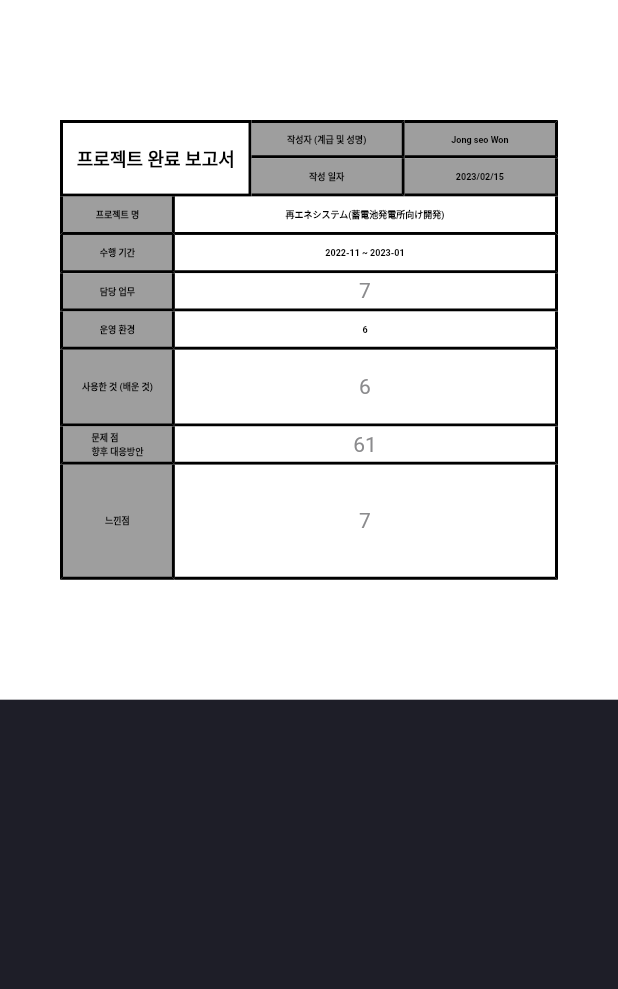
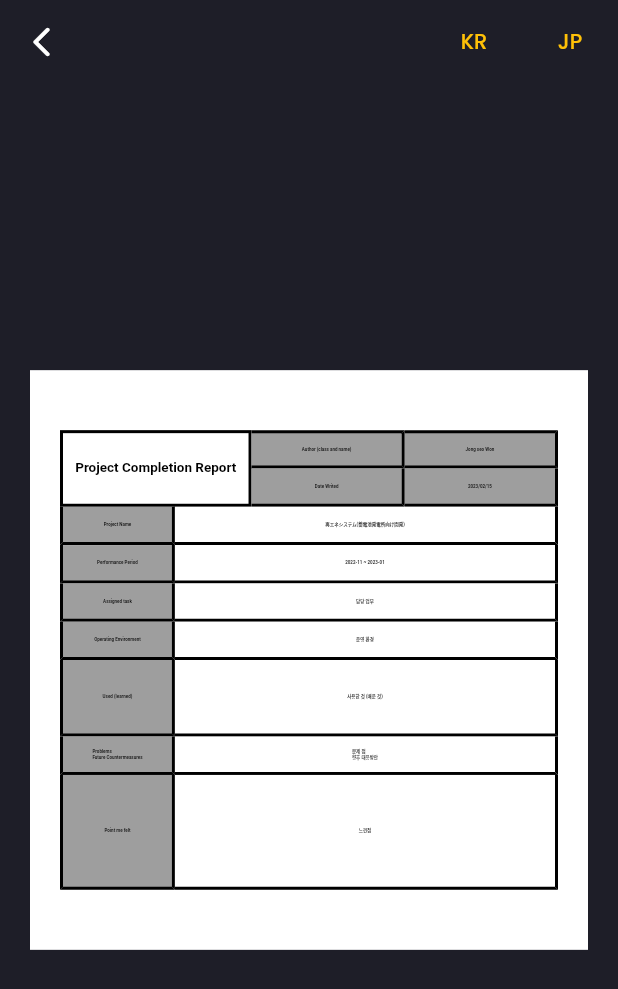
Before and after one commit to wonjongseo/me, a Flutter app: the ReportSceen screen opened by its route, on a phone screen of 412 x 824 dp. Shown: the top 989 px of the screen. Run offline on Flutter 3.47's test engine with Material 2 defaults, Android fonts, the phone set to English and light mode, and no system bars; our stand-ins replace animated_text_kit, carousel_slider, flutter_svg, get, google_fonts.

Commit message:
responsive report

```diff
--- a/lib/models/languages.dart
+++ b/lib/models/languages.dart
@@ -9,11 +9,18 @@ class Languagues extends Translations {
           'description': '설명',
           'corporation_project': '회사 프로젝트',
           'read_more': '더보기',
+
           'project_completion_report': '프로젝트 완료 보고서',
+          'author': '작성자 (계급 및 성명)',
+          'date_writed': '작성 일자',
           'project_name': '프로젝트 명',
-          'project_period': '수행 기간',
-          'project_assigned_task': '담당 업무',
-          'project_assigned_task': '운영 환경',
+
+          'performance_period': '수행 기간',
+          'assigned_task': '담당 업무',
+          'operating_environment': '운영 환경',
+          'used_learned': '사용한 것 (배운 것)',
+          'problems_future_countermeasures': '문제점\n향후 대응방안',
+          'point_me_felt': '느낀점',
 
           'programmer_name': '원종서',
           'programmer_city': '도쿄',
@@ -73,7 +80,18 @@ class Languagues extends Translations {
           'description': '説明',
           'corporation_project': '`会社のプロジェクト',
           'read_more': 'もっとみる',
+
           'project_completion_report': 'プロジェクト完了レポート',
+          'project_name': 'プロジェクト名',
+          'performance_period': '遂行期間',
+          'author': '作成者(階級及び氏名)',
+          'date_writed': '作成日付',
+
+          'assigned_task': '担当業務',
+          'operating_environment': '運営環境',
+          'used_learned': '使ったこと（習った）',
+          'problems_future_countermeasures': '問題点\n今後の対応策',
+          'point_me_felt': '感じた点',
 
           'programmer_name': 'ウォンジョンソ',
           'programmer_city': '東京',
@@ -142,6 +160,16 @@ class Languagues extends Translations {
           'read_more': 'Read More',
 
           'project_completion_report': 'Project Completion Report',
+          'author': 'Author (class and name)',
+          'date_writed': 'Date Writed',
+          'project_name': 'Project Name',
+          'performance_period': 'Performance Period',
+          'assigned_task': 'Assigned task',
+          'operating_environment': 'Operating Environment',
+          'used_learned': 'Used (learned)',
+          'problems_future_countermeasures': 'Problems\nFuture Countermeasures',
+          'point_me_felt': 'Point me felt',
+
           'programmer_name': 'Jong seo Won',
           'programmer_city': 'Tokyo',
           'programmer_residence': 'Japan',
--- a/lib/screens/home/components/corporation/corporation_projects.dart
+++ b/lib/screens/home/components/corporation/corporation_projects.dart
@@ -2,6 +2,7 @@ import 'package:flutter/material.dart';
 import 'package:wonjongseo/components/animated_counter.dart';
 import 'package:wonjongseo/constants.dart';
 import 'package:wonjongseo/models/CorporationProjects.dart';
+import 'package:wonjongseo/responsive.dart';
 import 'package:wonjongseo/screens/home/components/high_light/high_light.dart';
 import 'package:wonjongseo/screens/report/report_screen.dart';
 import 'package:wonjongseo/utils/dialog.dart';
@@ -53,19 +54,7 @@ class CorporationProjectCard extends StatelessWidget {
   final Corporation corporationProject;
   @override
   Widget build(BuildContext context) {
-    return InkWell(
-      onTap: () {
-        openProjectDialog(context, corporationProject,
-            actions: [
-              IconButton(
-                  onPressed: () {
-                    Get.back();
-                  },
-                  icon: const Icon(Icons.arrow_back_ios))
-            ],
-            child: ReportSceen(corporation: corporationProject));
-      },
-      child: Container(
+    return Container(
       width: 350,
       padding: const EdgeInsets.all(defaultPadding),
       color: secondaryColor,
@@ -83,9 +72,27 @@ class CorporationProjectCard extends StatelessWidget {
             maxLines: 4,
             style: const TextStyle(height: 1.5),
             overflow: TextOverflow.ellipsis,
-            )
+          ),
+          const SizedBox(height: defaultPadding),
+          TextButton(
+              onPressed: () {
+                openProjectDialog(context, corporationProject,
+                    actions: [
+                      IconButton(
+                          onPressed: () {
+                            Get.back();
+                          },
+                          icon: const Icon(Icons.arrow_back_ios))
                     ],
-        ),
+                    child: ReportSceen(
+                      corporation: corporationProject,
+                    ));
+              },
+              child: const Text(
+                'Read Report >>',
+                style: TextStyle(color: primaryColor),
+              ))
+        ],
       ),
     );
   }
--- a/lib/screens/report/report_screen.dart
+++ b/lib/screens/report/report_screen.dart
@@ -10,23 +10,38 @@ import 'package:wonjongseo/screens/company/company_screen.dart';
 import 'package:wonjongseo/screens/main/main_screen.dart';
 import 'package:flutter_staggered_grid_view/flutter_staggered_grid_view.dart';
 import 'package:wonjongseo/screens/report/components/setting_card.dart';
+import 'package:get/get.dart';
 
 const String REPORT_PATH = '/report';
 
 class ReportSceen extends StatelessWidget {
-  const ReportSceen({super.key, required this.corporation});
+  const ReportSceen({required this.corporation});
 
   final Corporation corporation;
-
   @override
   Widget build(BuildContext context) {
     EdgeInsets paddingValue = Responsive.isDesktop(context)
         ? const EdgeInsets.symmetric(
             horizontal: defaultPadding * 10, vertical: defaultPadding * 4)
         : const EdgeInsets.symmetric(
-            horizontal: defaultPadding * 2, vertical: defaultPadding * 4);
+            horizontal: defaultPadding * 1, vertical: defaultPadding * 2);
 
-    return Scaffold(
+    return GetPlatform.isMobile || Responsive.isMobile(context)
+        ? MainScreen(
+            body: SafeArea(
+              child: Container(
+                color: Colors.white,
+                child: Padding(
+                  padding: paddingValue,
+                  child: SingleChildScrollView(
+                      child: ReportCard(
+                    corporation: corporation,
+                  )),
+                ),
+              ),
+            ),
+          )
+        : Scaffold(
             body: SafeArea(
               child: Container(
                 color: Colors.white,
@@ -57,16 +72,14 @@ class ReportCard extends StatelessWidget {
 
   @override
   Widget build(BuildContext context) {
-    double mainFontSize = Responsive.isDesktop(context) ? 28 : 12;
+    double mainFontSize = Responsive.isDesktop(context) ? 28 : 9;
+
     TextStyle reportTextStyle = TextStyle(
         fontWeight: FontWeight.bold,
-        fontSize: mainFontSize - 6,
+        fontSize:
+            Responsive.isDesktop(context) ? mainFontSize - 8 : mainFontSize - 6,
         color: Colors.black);
 
-    TextStyle reportTextSmallStyle = TextStyle(
-        fontWeight: FontWeight.w700,
-        fontSize: mainFontSize - 8,
-        color: Colors.black);
     return Column(
       children: [
         if (Responsive.isDesktop(context))
@@ -93,7 +106,7 @@ class ReportCard extends StatelessWidget {
                     color: Colors.white),
                 child: Center(
                   child: Text(
-                    '프로젝트 완료 보고서',
+                    toTr('project_completion_report'),
                     style: TextStyle(
                         fontWeight: FontWeight.bold,
                         fontSize: mainFontSize,
@@ -115,7 +128,7 @@ class ReportCard extends StatelessWidget {
                     color: Colors.grey),
                 child: Center(
                   child: Text(
-                    '작성자 (계급 및 성명)',
+                    toTr('author'),
                     style: reportTextStyle,
                   ),
                 ),
@@ -152,7 +165,7 @@ class ReportCard extends StatelessWidget {
                     color: Colors.grey),
                 child: Center(
                   child: Text(
-                    '작성 일자',
+                    toTr('date_writed'),
                     style: reportTextStyle,
                   ),
                 ),
@@ -184,7 +197,7 @@ class ReportCard extends StatelessWidget {
                     BoxDecoration(border: RBLBorder(), color: Colors.grey),
                 child: Center(
                   child: Text(
-                    '프로젝트 명',
+                    toTr('project_name'),
                     style: reportTextStyle,
                   ),
                 ),
@@ -215,7 +228,8 @@ class ReportCard extends StatelessWidget {
                 decoration:
                     BoxDecoration(border: RBLBorder(), color: Colors.grey),
                 child: Center(
-                  child: Text('수행 기간', style: reportTextStyle),
+                  child:
+                      Text(toTr('performance_period'), style: reportTextStyle),
                 ),
               ),
             ),
@@ -252,7 +266,7 @@ class ReportCard extends StatelessWidget {
                 decoration:
                     BoxDecoration(border: RBLBorder(), color: Colors.grey),
                 child: Center(
-                  child: Text('담당 업무', style: reportTextStyle),
+                  child: Text(toTr('assigned_task'), style: reportTextStyle),
                 ),
               ),
             ),
@@ -267,7 +281,7 @@ class ReportCard extends StatelessWidget {
                     ),
                     color: Colors.white),
                 child: Center(
-                  child: Text('7'),
+                  child: Text('담당 업무', style: reportTextStyle),
                 ),
               ),
             ),
@@ -278,7 +292,8 @@ class ReportCard extends StatelessWidget {
                 decoration:
                     BoxDecoration(border: RBLBorder(), color: Colors.grey),
                 child: Center(
-                  child: Text('운영 환경', style: reportTextStyle),
+                  child: Text(toTr('operating_environment'),
+                      style: reportTextStyle),
                 ),
               ),
             ),
@@ -293,7 +308,7 @@ class ReportCard extends StatelessWidget {
                     ),
                     color: Colors.white),
                 child: Center(
-                  child: Text('6', style: reportTextStyle),
+                  child: Text('운영 환경', style: reportTextStyle),
                 ),
               ),
             ),
@@ -304,7 +319,7 @@ class ReportCard extends StatelessWidget {
                 decoration:
                     BoxDecoration(border: RBLBorder(), color: Colors.grey),
                 child: Center(
-                  child: Text('사용한 것 (배운 것)', style: reportTextStyle),
+                  child: Text(toTr('used_learned'), style: reportTextStyle),
                 ),
               ),
             ),
@@ -319,7 +334,7 @@ class ReportCard extends StatelessWidget {
                     ),
                     color: Colors.white),
                 child: Center(
-                  child: Text('6'),
+                  child: Text('사용한 것 (배운 것)', style: reportTextStyle),
                 ),
               ),
             ),
@@ -330,7 +345,8 @@ class ReportCard extends StatelessWidget {
                 decoration:
                     BoxDecoration(border: RBLBorder(), color: Colors.grey),
                 child: Center(
-                  child: Text('문제 점\n향후 대응방안', style: reportTextStyle),
+                  child: Text(toTr('problems_future_countermeasures'),
+                      style: reportTextStyle),
                 ),
               ),
             ),
@@ -345,7 +361,7 @@ class ReportCard extends StatelessWidget {
                     ),
                     color: Colors.white),
                 child: Center(
-                  child: Text('61'),
+                  child: Text('문제 점\n향후 대응방안', style: reportTextStyle),
                 ),
               ),
             ),
@@ -356,7 +372,7 @@ class ReportCard extends StatelessWidget {
                 decoration:
                     BoxDecoration(border: RBLBorder(), color: Colors.grey),
                 child: Center(
-                  child: Text('느낀점', style: reportTextStyle),
+                  child: Text(toTr('point_me_felt'), style: reportTextStyle),
                 ),
               ),
             ),
@@ -371,7 +387,7 @@ class ReportCard extends StatelessWidget {
                     ),
                     color: Colors.white),
                 child: Center(
-                  child: Text('7'),
+                  child: Text('느낀점', style: reportTextStyle),
                 ),
               ),
             ),
--- a/lib/utils/dialog.dart
+++ b/lib/utils/dialog.dart
@@ -2,6 +2,7 @@ import 'package:flutter/material.dart';
 import 'package:get/get.dart';
 import 'package:wonjongseo/models/CorporationProjects.dart';
 import 'package:wonjongseo/responsive.dart';
+import 'package:wonjongseo/screens/report/report_screen.dart';
 
 void openDialog({title, content, List<Widget>? actions}) async {
   Get.dialog(AlertDialog(
@@ -26,13 +27,16 @@ void openDialog({title, content, List<Widget>? actions}) async {
 }
 
 void openProjectDialog(BuildContext context, Corporation corporation,
-    {List<Widget>? actions, Widget? child}) async {
+    {List<Widget>? actions, Widget? child}) {
+  if (GetPlatform.isMobile || Responsive.isMobile(context)) {
+    Get.to(() => ReportSceen(corporation: corporation));
+  } else {
     Get.dialog(AlertDialog(
       title: Text(corporation.name),
       content: SizedBox(
         width: Responsive.isDesktop(context)
             ? MediaQuery.of(context).size.width - 300
-          : MediaQuery.of(context).size.width - 150,
+            : null,
         child: child != null
             ? child
             : Column(
@@ -47,3 +51,4 @@ void openProjectDialog(BuildContext context, Corporation corporation,
       actions: actions,
     ));
   }
+}
```
Lines whose indentation alone changed are shown as unchanged.
